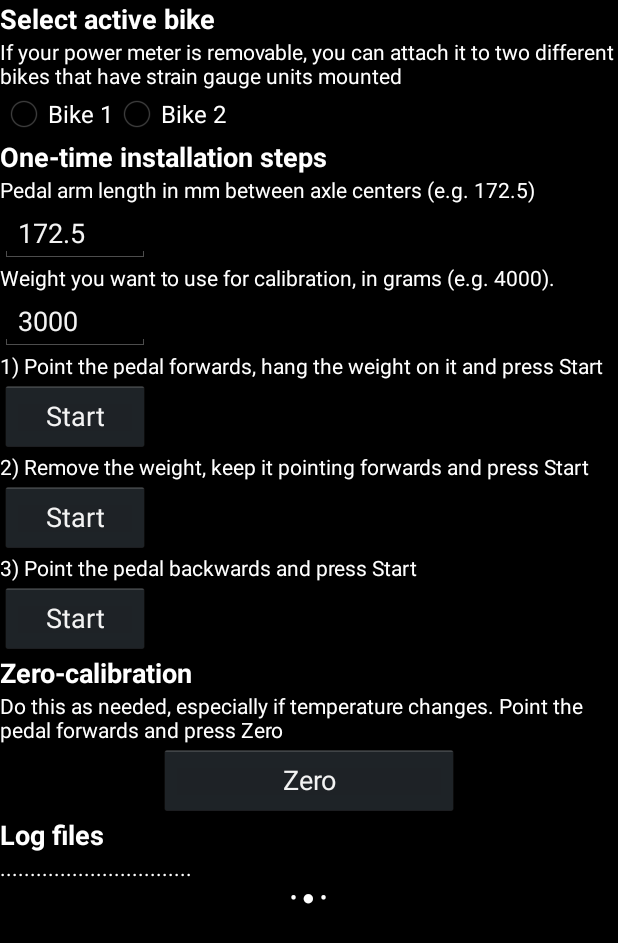
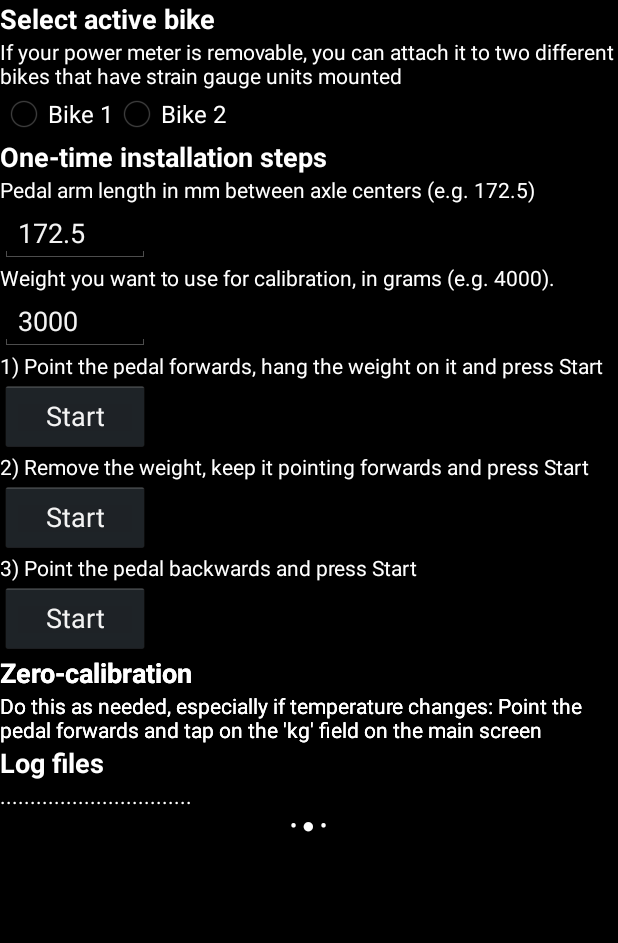
Before and after one commit to rrrlasse/powerino, an Android app: the layout settings.xml on its own in the app's theme, with its tools: preview values and no code run, on a phone screen of 412 x 824 dp. Shown: the top 943 px of the screen. Run offline under Robolectric (Android 15) with nearby library versions, the phone set to English and light mode, and no system bars.

Commit message:
Improved noise detection, removed speed bar (unusable), tap 'kg' to zero-calibrate

```diff
--- /dev/null
+++ b/Android/app/src/main/res/drawable/off1.xml
@@ -0,0 +1,4 @@
+<?xml version="1.0" encoding="utf-8"?>
+<selector xmlns:android="http://schemas.android.com/apk/res/android">
+
+</selector>
--- a/Android/app/src/main/res/layout/activity_main.xml
+++ b/Android/app/src/main/res/layout/activity_main.xml
@@ -91,6 +91,7 @@
         android:layout_alignParentLeft="true"
         android:layout_alignParentStart="true"
         android:layout_alignParentTop="true"
+        android:visibility="gone"
         android:orientation="vertical">
 
         <FrameLayout
--- a/Android/app/src/main/res/layout/settings.xml
+++ b/Android/app/src/main/res/layout/settings.xml
@@ -162,18 +162,28 @@
         android:id="@+id/textView5"
         android:layout_width="wrap_content"
         android:layout_height="wrap_content"
-        android:text="Do this as needed, especially if temperature changes. Point the pedal forwards and press Zero"
+        android:text="Do this as needed, especially if temperature changes: Point the pedal forwards and tap on the 'kg' field on the main screen"
         android:layout_below="@+id/textView3"
         />
 
+    <TextView
+        android:textStyle="bold"
+        android:textSize="18sp"
+        android:id="@+id/textView35"
+        android:layout_width="wrap_content"
+        android:layout_height="wrap_content"
+        android:text="Zero-calibration"
+        android:layout_below="@+id/buttonBackwards"/>
 
-    <Button
-        android:id="@+id/buttonZero"
-        android:layout_width="200sp"
+
+    <TextView
+        android:id="@+id/textView75"
+        android:layout_width="wrap_content"
         android:layout_height="wrap_content"
-        android:text="Zero"
-        android:layout_below="@+id/textView5"
-        android:layout_centerHorizontal="true" />
+        android:text="Do this as needed, especially if temperature changes: Point the pedal forwards and tap on the 'kg' field on the main screen"
+        android:layout_below="@+id/textView35"
+        />
+
 
 
     <TextView
@@ -182,7 +192,7 @@
         android:textStyle="bold"
         android:layout_width="wrap_content"
         android:layout_height="wrap_content"
-        android:layout_below="@+id/buttonZero"
+        android:layout_below="@+id/textView5"
         android:text="Log files" />
 
     <TextView
```
Also changed, not shown: Android/app/src/main/java/com/powerino/prototype/DrawView.java (added, +144 -0 lines), Android/app/src/main/java/com/powerino/prototype/MainActivity.java (+8 -9 lines), Android/app/src/main/java/com/powerino/prototype/Parser.java (+19 -7 lines), Android/app/src/main/java/com/powerino/prototype/ScreenSlidePageFragment.java (+8 -7 lines), Android/app/src/main/res/drawable/customborder.xml (added, +7 -0 lines), Android/app/src/main/res/layout/pedaling.xml (added, +8 -0 lines), Android/app/src/main/ic_launcher-web.png (added), Android/app/src/main/res/mipmap-hdpi/ic_launcher.png (added), Android/app/src/main/res/mipmap-mdpi/ic_launcher.png (added), Android/app/src/main/res/mipmap-xhdpi/ic_launcher.png (added), Android/app/src/main/res/mipmap-xxhdpi/ic_launcher.png (added), Android/app/src/main/res/mipmap-xxxhdpi/ic_launcher.png (added), 2 other files.
